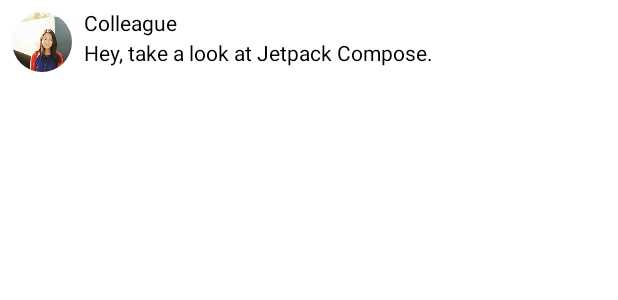
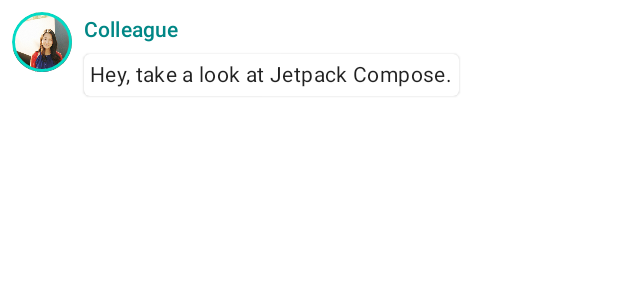
Before and after one commit to ArielWangX/LearningCompose, an Android app built with Jetpack Compose: the @Preview function PreviewMessageCard, on a phone screen of 412 x 824 dp. Shown: the top 300 px of the screen. Run offline under Robolectric (Android 15) with nearby library versions, the phone set to English and light mode, and no system bars.

Commit message:
Material Design

```diff
--- a/app/src/main/java/com/yourcompany/learningcompose/MainActivity.kt
+++ b/app/src/main/java/com/yourcompany/learningcompose/MainActivity.kt
@@ -16,6 +16,7 @@ import androidx.compose.ui.Modifier
 import androidx.compose.ui.draw.clip
 import androidx.compose.ui.unit.dp
 import androidx.compose.foundation.layout.fillMaxSize
+import androidx.compose.foundation.border
 import androidx.compose.material.MaterialTheme
 import androidx.compose.material.Surface
 import androidx.compose.material.Text
@@ -23,12 +24,17 @@ import androidx.compose.runtime.Composable
 import androidx.compose.ui.res.painterResource
 import androidx.compose.ui.tooling.preview.Preview
 import com.yourcompany.learningcompose.ui.theme.LearningComposeTheme
+import android.content.res.Configuration
 
 class MainActivity : ComponentActivity() {
     override fun onCreate(savedInstanceState: Bundle?) {
         super.onCreate(savedInstanceState)
         setContent {
-            MessageCard(Message("Android", "Jetpack Compose"))
+            LearningComposeTheme() {
+                Surface(modifier = Modifier.fillMaxSize()) {
+                    MessageCard(Message("Android", "Jetpack Compose"))
+                }
+            }
 
 
         }   // setContent
@@ -43,30 +49,57 @@ fun MessageCard(msg: Message) {
     Row(modifier = Modifier.padding(all = 8.dp)) {
         Image(
             painter = painterResource(id = R.drawable.profile_picture),
-            contentDescription = "Contact profile picture",
+            contentDescription = null,
             modifier = Modifier
                 // Set image size to 40 dp
                 .size(40.dp)
                 // Clip image to be shaped as a circle
                 .clip(CircleShape)
+                .border(1.5.dp, MaterialTheme.colors.secondary, CircleShape)
         )
 
         // Add a horizontal space between the image and the column text content.
         Spacer(modifier = Modifier.width(8.dp))
 
         Column() {
-            Text(text = msg.author)
+            Text(
+                text = msg.author,
+                color = MaterialTheme.colors.secondaryVariant,
+                style = MaterialTheme.typography.subtitle2
+            )
+
             // Add a vertical space between the author and message
             Spacer(modifier = Modifier.height(4.dp))
-            Text(text = msg.body)
+
+            Surface(shape = MaterialTheme.shapes.medium, elevation = 1.dp) {
+                Text(
+                    text = msg.body,
+                    modifier = Modifier.padding(all = 4.dp),
+                    style = MaterialTheme.typography.body2
+                )
+            }
         }
     }
 }
 
+@Preview(name = "Light Mode")
+@Preview(
+    uiMode = Configuration.UI_MODE_NIGHT_YES,
+    showBackground = true,
+    name = "Dark Mode"
+)
+
 @Preview(showSystemUi = true)
 @Composable
 fun PreviewMessageCard() {
-    MessageCard(msg = Message("Colleague","Hey, " +
-            "take a look at Jetpack Compose.")
-    )
+    LearningComposeTheme {
+        Surface {
+            MessageCard(
+                msg = Message(
+                    "Colleague", "Hey, " +
+                            "take a look at Jetpack Compose."
+                )
+            )
+        }
+    }
 }
```
